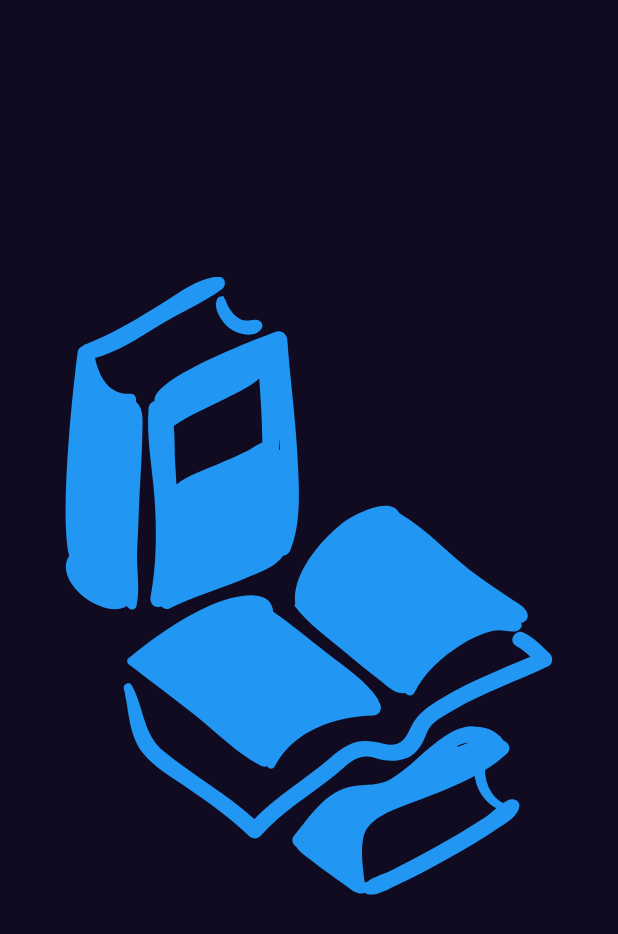
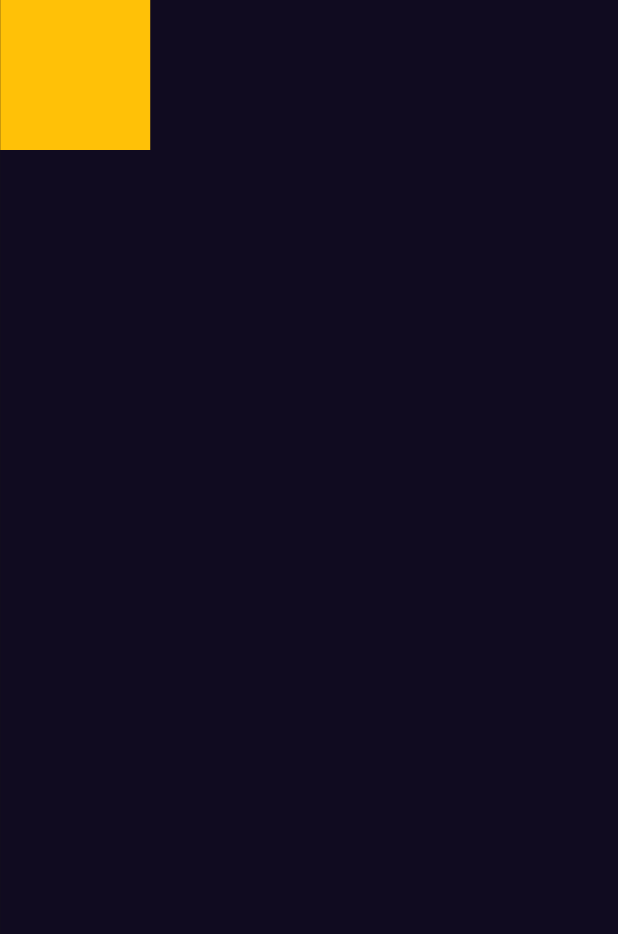
Before and after one commit to Desha933/booklyapp, a Flutter app: the first screen one second after launch, on a phone screen of 412 x 824 dp. Shown: the top 934 px of the screen. Run offline on Flutter 3.47's test engine with Material 3 defaults, Android fonts, the phone set to English and light mode, and no system bars; our stand-ins replace flutter_svg, get.

Commit message:
navigation to howeview and refactor the splash view  method

```diff
--- a/lib/constant.dart
+++ b/lib/constant.dart
@@ -1,3 +1,4 @@
 import 'package:flutter/widgets.dart';
 
 const kPrimarycolor = Color(0xff100B20);
+const kDurationNavigation = Duration(seconds: 3);
--- /dev/null
+++ b/lib/features/home/presentation/view/howe_view.dart
@@ -0,0 +1,12 @@
+import 'package:flutter/material.dart';
+
+class HomeView extends StatelessWidget {
+  const HomeView({super.key});
+
+  @override
+  Widget build(BuildContext context) {
+    return Scaffold(
+      body: Container(height: 100, width: 100, color: Colors.amber),
+    );
+  }
+}
```
Also changed, not shown: lib/features/splashview/presentation/view/widgets/splash_view_body.dart (+30 -12 lines).
